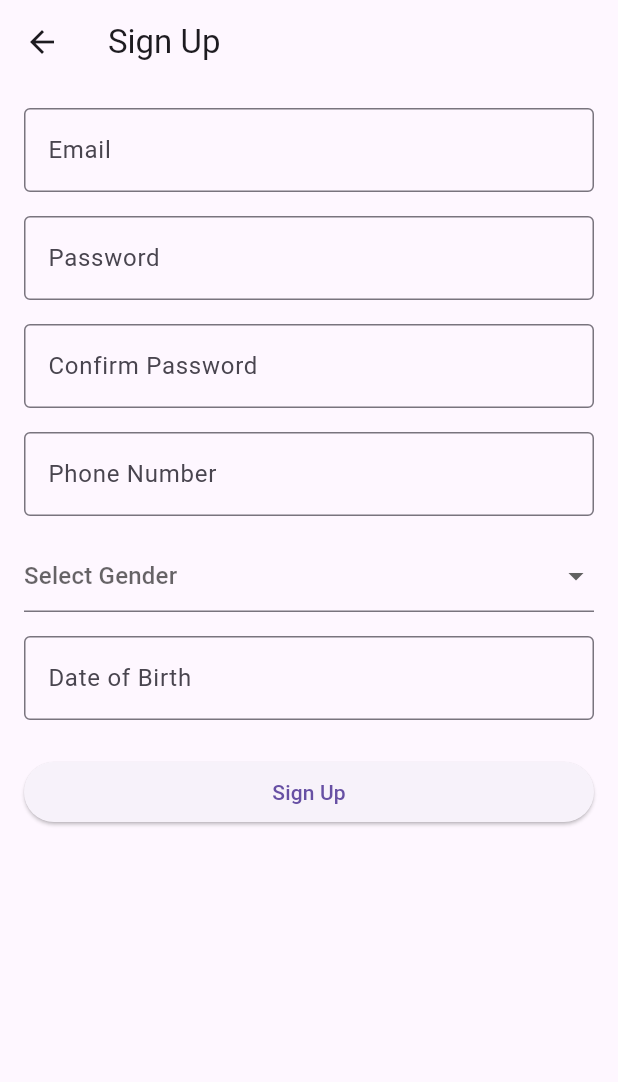
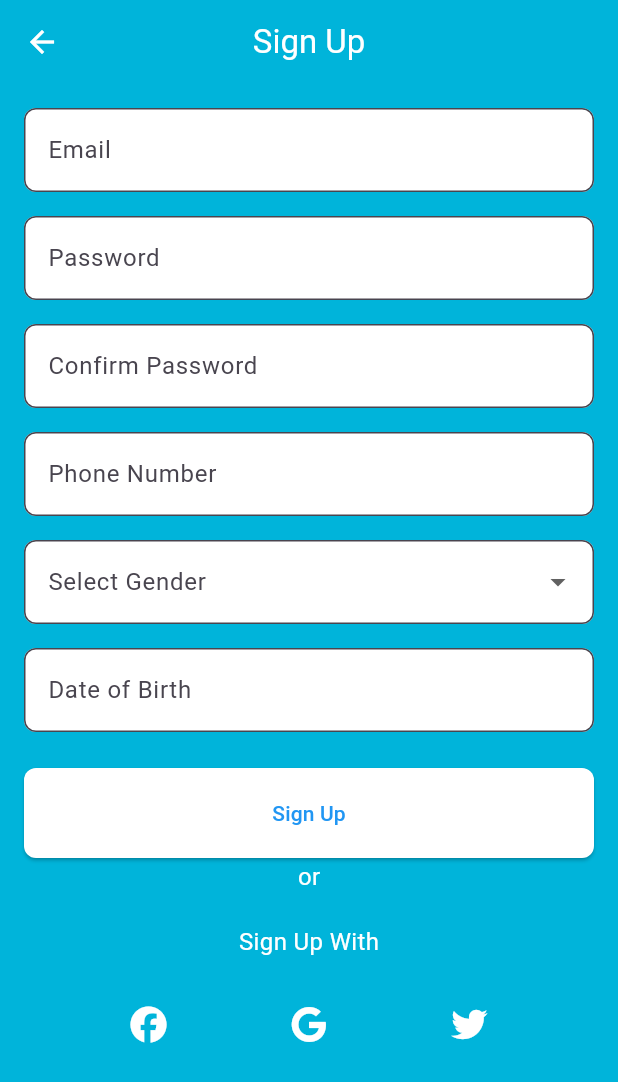
Before and after one commit to mohamed17803/waterriderdemo, a Flutter app: the SignUpScreen screen opened by its route, on a phone screen of 412 x 824 dp. Shown: the top 1082 px of the screen. Run offline on Flutter 3.47's test engine with Material 3 defaults, Android fonts, the phone set to English and light mode, and no system bars; our stand-ins replace firebase_auth, firebase_core, font_awesome_flutter; accounts and stored records are empty; Roboto replaces fonts that are missing (Pacifico).

Commit message:
SCRUM-56 git commit -m "SCRUM-56 <Styling Commit>"

```diff
--- a/lib/main.dart
+++ b/lib/main.dart
@@ -46,7 +46,7 @@ class MyApp extends StatelessWidget {
         '/signup': (context) => const SignUpScreen(),
         // Defining the route for the Sign-up Verification to inform the User.
         '/signupVerification': (context) => const SignUpVerificationScreen(),
-        // Defining the route for the Home screen.
+          // Defining the route for the Home screen.
         '/home': (context) => const HomeScreen(), //  HomeScreen route
       },
       // The onGenerateRoute function is called when navigating to a named route.
--- a/lib/screens/signup_screen.dart
+++ b/lib/screens/signup_screen.dart
@@ -1,6 +1,6 @@
 import 'package:flutter/material.dart';
 import 'package:firebase_auth/firebase_auth.dart';
-// Import your SignUpVerificationScreen and LoginScreen
+import 'package:font_awesome_flutter/font_awesome_flutter.dart';
 
 class SignUpScreen extends StatefulWidget {
   final VoidCallback? onSignUpComplete;
@@ -17,7 +17,7 @@ class _SignUpScreenState extends State<SignUpScreen> {
   final _passwordController = TextEditingController();
   final _confirmPasswordController = TextEditingController();
   final _phoneController = TextEditingController();
-  DateTime? _dateOfBirth; // For storing the date of birth
+  DateTime? _dateOfBirth;
 
   @override
   void dispose() {
@@ -35,7 +35,6 @@ class _SignUpScreenState extends State<SignUpScreen> {
           email: _emailController.text.trim(),
           password: _passwordController.text.trim(),
         );
-        // Navigate to SignUpVerificationScreen after successful sign-up
         Navigator.pushReplacementNamed(context, '/signupVerification');
       } on FirebaseAuthException catch (e) {
         ScaffoldMessenger.of(context).showSnackBar(
@@ -61,13 +60,16 @@ class _SignUpScreenState extends State<SignUpScreen> {
 
   @override
   Widget build(BuildContext context) {
-    final size = MediaQuery.of(context).size;
+    return Scaffold(
+      backgroundColor: const Color(0xFF00B4DA),
+      appBar: AppBar(
+        title: const Text('Sign Up', style: TextStyle(color: Colors.white)),
 
-    return Scaffold(
-      appBar: AppBar(
-        title: const Text('Sign Up'),
+        centerTitle: true,
+        backgroundColor: Colors.transparent,
+        elevation: 0,
         leading: IconButton(
-          icon: const Icon(Icons.arrow_back),
+          icon: const Icon(Icons.arrow_back, color: Colors.white),
           onPressed: () {
             Navigator.pop(context);
           },
@@ -85,7 +87,11 @@ class _SignUpScreenState extends State<SignUpScreen> {
                   controller: _emailController,
                   decoration: const InputDecoration(
                     labelText: 'Email',
-                    border: OutlineInputBorder(),
+                    fillColor: Colors.white,
+                    filled: true,
+                    border: OutlineInputBorder(
+                      borderRadius: BorderRadius.all(Radius.circular(8)),
+                    ),
                   ),
                   validator: (value) {
                     if (value == null || value.isEmpty) {
@@ -103,7 +109,11 @@ class _SignUpScreenState extends State<SignUpScreen> {
                   obscureText: true,
                   decoration: const InputDecoration(
                     labelText: 'Password',
-                    border: OutlineInputBorder(),
+                    fillColor: Colors.white,
+                    filled: true,
+                    border: OutlineInputBorder(
+                      borderRadius: BorderRadius.all(Radius.circular(8)),
+                    ),
                   ),
                   validator: (value) {
                     if (value == null || value.isEmpty) {
@@ -118,7 +128,11 @@ class _SignUpScreenState extends State<SignUpScreen> {
                   obscureText: true,
                   decoration: const InputDecoration(
                     labelText: 'Confirm Password',
-                    border: OutlineInputBorder(),
+                    fillColor: Colors.white,
+                    filled: true,
+                    border: OutlineInputBorder(
+                      borderRadius: BorderRadius.all(Radius.circular(8)),
+                    ),
                   ),
                   validator: (value) {
                     if (value != _passwordController.text) {
@@ -132,7 +146,11 @@ class _SignUpScreenState extends State<SignUpScreen> {
                   controller: _phoneController,
                   decoration: const InputDecoration(
                     labelText: 'Phone Number',
-                    border: OutlineInputBorder(),
+                    fillColor: Colors.white,
+                    filled: true,
+                    border: OutlineInputBorder(
+                      borderRadius: BorderRadius.all(Radius.circular(8)),
+                    ),
                   ),
                   validator: (value) {
                     if (value == null || value.isEmpty) {
@@ -143,11 +161,17 @@ class _SignUpScreenState extends State<SignUpScreen> {
                 ),
                 const SizedBox(height: 16.0),
                 DropdownButtonFormField<String>(
+                  decoration: const InputDecoration(
+                    labelText: 'Select Gender',
+                    fillColor: Colors.white,
+                    filled: true,
+                    border: OutlineInputBorder(
+                      borderRadius: BorderRadius.all(Radius.circular(8)),
+                    ),
+                  ),
                   value: null,
-                  hint: const Text('Select Gender'),
                   onChanged: (String? newValue) {},
-                  items: <String>['Male', 'Female']
-                      .map<DropdownMenuItem<String>>((String value) {
+                  items: <String>['Male', 'Female'].map<DropdownMenuItem<String>>((String value) {
                     return DropdownMenuItem<String>(
                       value: value,
                       child: Text(value),
@@ -164,12 +188,16 @@ class _SignUpScreenState extends State<SignUpScreen> {
                 TextFormField(
                   decoration: const InputDecoration(
                     labelText: 'Date of Birth',
-                    border: OutlineInputBorder(),
+                    fillColor: Colors.white,
+                    filled: true,
+                    border: OutlineInputBorder(
+                      borderRadius: BorderRadius.all(Radius.circular(8)),
+                    ),
                   ),
                   controller: TextEditingController(text: _dateOfBirth != null ? '${_dateOfBirth!.toLocal()}'.split(' ')[0] : ''),
                   onTap: () {
-                    FocusScope.of(context).requestFocus(FocusNode()); // Prevent keyboard from appearing
-                    _selectDateOfBirth(context); // Call method to show the date picker
+                    FocusScope.of(context).requestFocus(FocusNode());
+                    _selectDateOfBirth(context);
                   },
                   validator: (value) {
                     if (_dateOfBirth == null) {
@@ -180,10 +208,55 @@ class _SignUpScreenState extends State<SignUpScreen> {
                 ),
                 const SizedBox(height: 24.0),
                 ElevatedButton(
+                  style: ElevatedButton.styleFrom(
+                    foregroundColor: Colors.blue, backgroundColor: Colors.white,
+                    shape: RoundedRectangleBorder(
+                      borderRadius: BorderRadius.circular(8),
+                    ),
+                    padding: const EdgeInsets.symmetric(vertical: 20),
+                  ),
                   onPressed: () => _onSignUp(context),
-                  child: const Text('Sign Up'),
+                  child: const Text('Sign Up', style: TextStyle(color: Colors.blue)),
                 ),
-                // Other UI elements (social sign-up buttons, etc.)
+                const SizedBox(height: 1),
+                const Center(
+                  child: Text(
+                    'or',
+                    style: TextStyle(color: Colors.white, fontSize: 16),
+                  ),
+                ),
+                const SizedBox(height: 20),
+                const Center(
+                  child: Text(
+                    'Sign Up With',
+                    style: TextStyle(color: Colors.white, fontSize: 16),
+                  ),
+                ),
+                const SizedBox(height: 20),
+                Row(
+                  mainAxisAlignment: MainAxisAlignment.spaceEvenly,
+                  children: <Widget>[
+                    IconButton(
+                      icon: const FaIcon(FontAwesomeIcons.facebook, color: Colors.white),
+                      onPressed: () {
+                        // TODO: Implement Facebook Sign Up
+                      },
+                    ),
+                    IconButton(
+                      icon: const FaIcon(FontAwesomeIcons.google, color: Colors.white),
+                      onPressed: () {
+                        // TODO: Implement Google Sign Up
+                      },
+                    ),
+                    IconButton(
+                      icon: const FaIcon(FontAwesomeIcons.twitter, color: Colors.white),
+                      onPressed: () {
+                        // TODO: Implement Twitter Sign Up
+                      },
+                    ),
+                  ],
+                ),
+                // ... Other UI elements if any ...
               ],
             ),
           ),
```
